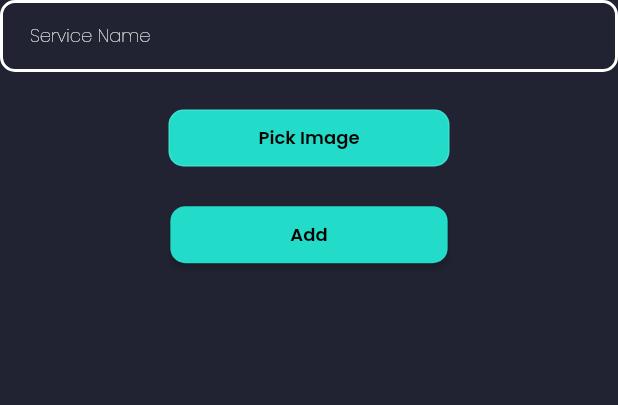
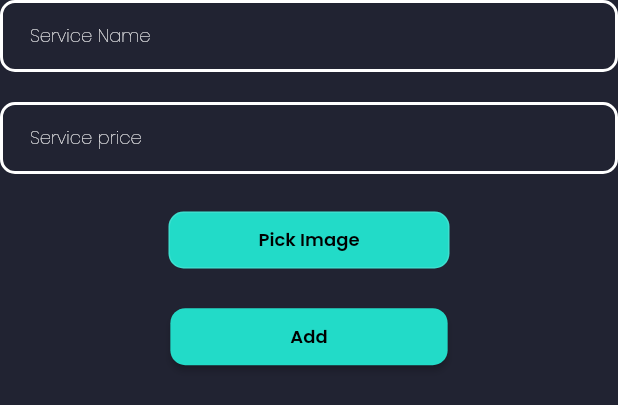
Before and after one commit to PRASADHAJARgw/365_services_admin_panel-1.0-2, a Flutter app: the AddServiceDialogWidget widget shown alone on an empty page, opened directly, on a phone screen of 412 x 824 dp. Shown: the top 405 px of the screen. Run offline on Flutter 3.47's test engine with Material 2 defaults, Android fonts, the phone set to English and light mode, and no system bars; our stand-ins replace bloc, cached_network_image, cloud_firestore, equatable, file_picker, firebase_auth and 10 more; missing offline and left inert: firebase_app_check; accounts and stored records are empty; statements that could not run were skipped.

Commit message:
all good

```diff
--- a/lib/landing_screen/service_management/model/service_model.dart
+++ b/lib/landing_screen/service_management/model/service_model.dart
@@ -2,10 +2,12 @@ class ServiceModel {
   String? id;
   String? imageUrl;
   String serviceName;
+  String servicePrice1;
   ServiceModel({
     this.id,
     this.imageUrl,
     required this.serviceName,
+    required this.servicePrice1,
   });
 
   Map<String, dynamic> toMap() {
@@ -13,6 +15,7 @@ class ServiceModel {
       'id': id,
       'imageUrl': imageUrl,
       'serviceName': serviceName,
+      'servicePrice': servicePrice1,
     };
   }
 
@@ -21,6 +24,7 @@ class ServiceModel {
       id: map['id'],
       imageUrl: map['imageUrl'],
       serviceName: map['serviceName'] ?? '',
+      servicePrice1: map['servicePrice1'] ?? '',
     );
   }
 }
--- a/lib/landing_screen/service_management/widgets/add_service_dialog.dart
+++ b/lib/landing_screen/service_management/widgets/add_service_dialog.dart
@@ -25,6 +25,7 @@ class AddServiceDialogWidget extends StatefulWidget {
 class _AddServiceDialogWidgetState extends State<AddServiceDialogWidget> {
   final GlobalKey<FormState> _formKey = GlobalKey();
   final _serviceNameController = TextEditingController();
+  final _servicePriceController1 = TextEditingController();
   PickedImageModel? _pickedImageModel;
   Future<void> _submit() async {
     if (!_formKey.currentState!.validate() ||
@@ -68,7 +69,8 @@ class _AddServiceDialogWidgetState extends State<AddServiceDialogWidget> {
       if (widget.service == null) {
         await BlocProvider.of<ServiceCubit>(context).addService(
           context: context,
-          service: ServiceModel(serviceName: _serviceNameController.text),
+          service: ServiceModel(serviceName: _serviceNameController.text, servicePrice1: _servicePriceController1.text),
+
           pickedImage: _pickedImageModel!,
         );
         //Close the dialog box
@@ -78,7 +80,7 @@ class _AddServiceDialogWidgetState extends State<AddServiceDialogWidget> {
           service: ServiceModel(
             serviceName: _serviceNameController.text,
             id: widget.service!.id,
-            imageUrl: widget.service!.imageUrl,
+            imageUrl: widget.service!.imageUrl, servicePrice1: _servicePriceController1.text,
           ),
           pickedImage: _pickedImageModel,
         );
@@ -168,10 +170,68 @@ class _AddServiceDialogWidgetState extends State<AddServiceDialogWidget> {
         return null;
       },
     );
+    final _serviceNameTextField1 = TextFieldWidget(
+      controller: _servicePriceController1,
+      text: 'Service price',
+      hintText: 'Service price',
+      textInputAction: TextInputAction.next,
+      keyboardType: TextInputType.text,
+    );
+    final _serviceNameTextField2 = TextFieldWidget(
+      controller: _servicePriceController1,
+      text: 'Service price',
+      hintText: 'Service price',
+      textInputAction: TextInputAction.next,
+      keyboardType: TextInputType.text,
+    );
+    final _serviceNameTextField3 = TextFieldWidget(
+      controller: _servicePriceController1,
+      text: 'Service price',
+      hintText: 'Service price',
+      textInputAction: TextInputAction.next,
+      keyboardType: TextInputType.text,
+    );
+    final _serviceNameTextField4 = TextFieldWidget(
+      controller: _servicePriceController1,
+      text: 'Service price',
+      hintText: 'Service price',
+      textInputAction: TextInputAction.next,
+      keyboardType: TextInputType.text,
+    );
+    final _serviceNameTextField5 = TextFieldWidget(
+      controller: _servicePriceController1,
+      text: 'Service price',
+      hintText: 'Service price',
+      textInputAction: TextInputAction.next,
+      keyboardType: TextInputType.text,
+    );
+    final _serviceNameTextField6 = TextFieldWidget(
+      controller: _servicePriceController1,
+      text: 'Service price',
+      hintText: 'Service price',
+      textInputAction: TextInputAction.next,
+      keyboardType: TextInputType.text,
+    );
+    final _serviceNameTextField7 = TextFieldWidget(
+      controller: _servicePriceController1,
+      text: 'Service price',
+      hintText: 'Service price',
+      textInputAction: TextInputAction.next,
+      keyboardType: TextInputType.text,
+    );
+    final _serviceNameTextField8 = TextFieldWidget(
+      controller: _servicePriceController1,
+      text: 'Service price',
+      hintText: 'Service price',
+      textInputAction: TextInputAction.next,
+      keyboardType: TextInputType.text,
+    );
     return Form(
       key: _formKey,
       child: Column(mainAxisSize: MainAxisSize.min, children: [
         _serviceNameTextField,
+        SizedBox(height: 20.h),
+        _serviceNameTextField1,
         SizedBox(height: 20.h),
         BlocBuilder<PickServiceImageCubit, PickServiceImageState>(
           builder: (context, state) {
```
Also changed, not shown: 3 other files.
